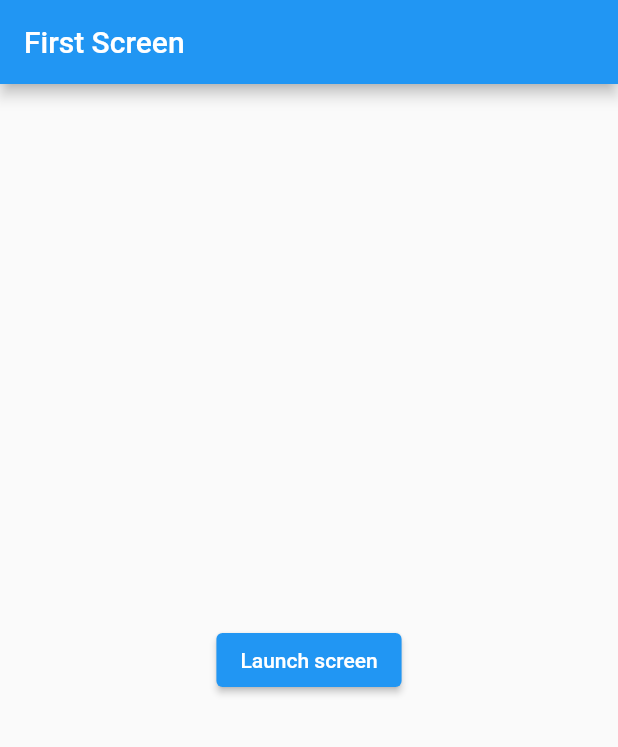
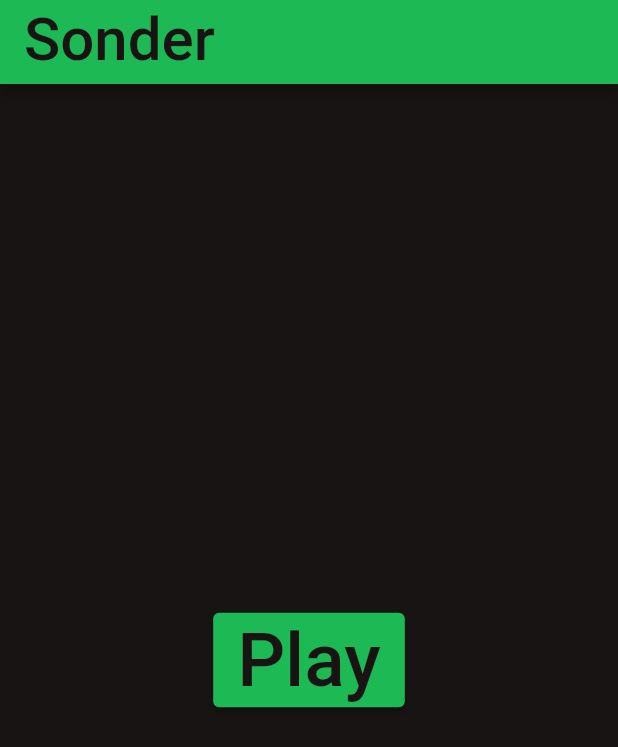
Before and after one commit to patrickcopp/Swipify, a Flutter app: the screen it shows after launch, on a phone screen of 412 x 824 dp. Shown: the top 747 px of the screen. Run offline on Flutter 3.47's test engine with Material 2 defaults, Android fonts, the phone set to English and light mode, and no system bars; missing offline and left inert: spotify_sdk, swipeable_card.

Commit message:
stylizin app

```diff
--- a/cuhacking/lib/main.dart
+++ b/cuhacking/lib/main.dart
@@ -14,7 +14,11 @@ var headers;
 
 void main() {
   runApp(MaterialApp(
-    title: 'Named Routes Demo',
+    title: 'Sonder',
+    theme: ThemeData(
+        brightness: Brightness.dark,
+        primaryColor: Color(0xff191414),
+    ),
     // Start the app with the "/" named route. In this case, the app starts
     // on the FirstScreen widget.
     initialRoute: '/',
@@ -32,16 +36,30 @@ class FirstScreen extends StatelessWidget {
   Widget build(BuildContext context) {
     return Scaffold(
       appBar: AppBar(
-        title: Text('First Screen'),
+        title: Text('Sonder', style: TextStyle(height: 1, fontSize: 40, color: Color(0xff191414),),),
+        backgroundColor: Color(0xff1DB954),
       ),
       body: Center(
         child: ElevatedButton(
-          child: Text('Launch screen'),
+          child: Text(
+              'Play',
+            style: TextStyle(height: 1.25, fontSize: 50, color: Color(0xff191414),),
+          ),
+          style: ButtonStyle(
+              backgroundColor: MaterialStateProperty.resolveWith<Color>(
+                    (Set<MaterialState> states) {
+                  if (states.contains(MaterialState.pressed))
+                    return Colors.greenAccent[400];
+                  return Color(0xff1DB954); // Use the component's default.
+                },
+              ),
+          ),
           onPressed: () {
             connectToSpotifyRemote(context);
           },
         ),
       ),
+      backgroundColor: Color(0xff191414),
     );
   }
 
```
Also changed, not shown: cuhacking/lib/song_cards_route.dart (+11 -5 lines).
